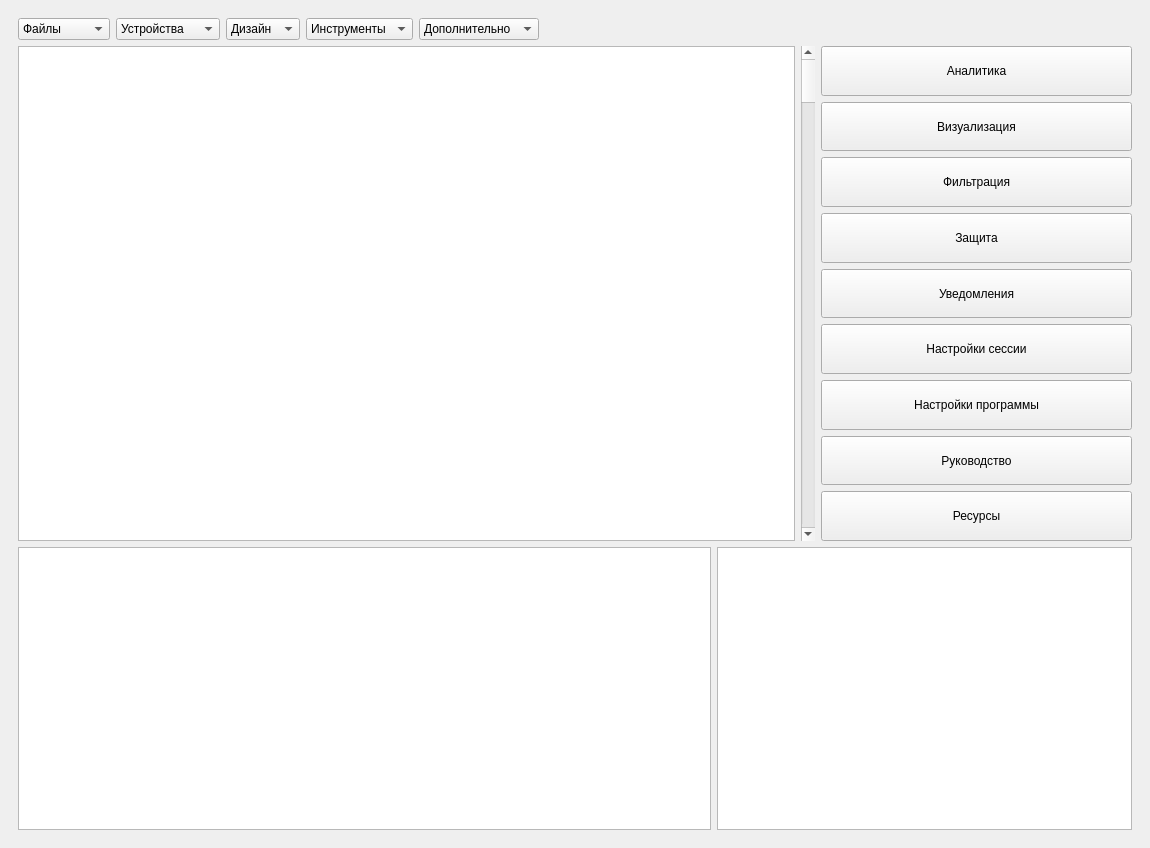
Qt form mainwindow.ui (synestal/Sniffer-no-NDA) before a commit.
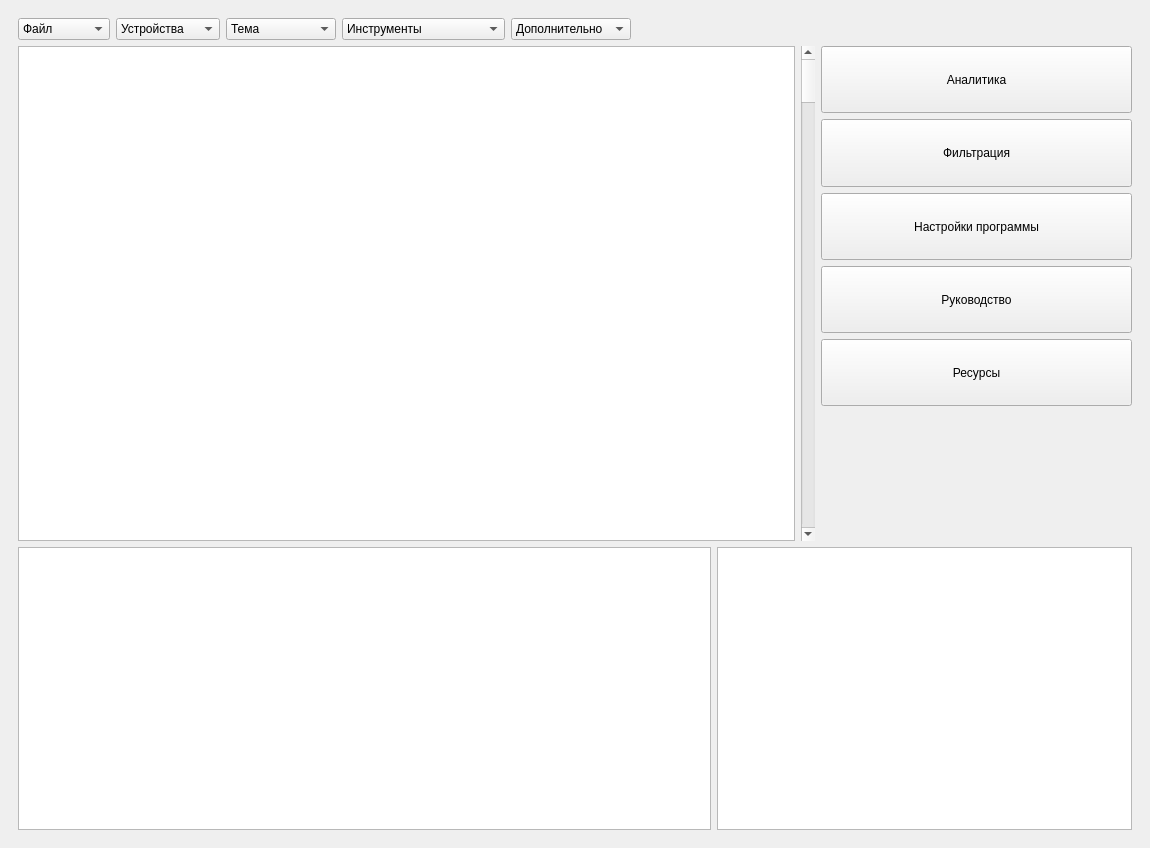
The same form after that commit.

What changed in the file:
```diff
--- a/mainwindow.ui
+++ b/mainwindow.ui
@@ -24,7 +24,7 @@
           <widget class="QComboBox" name="comboBox_3">
            <item>
             <property name="text">
-             <string>Файлы</string>
+             <string>Файл</string>
             </property>
            </item>
            <item>
@@ -32,11 +32,6 @@
              <string>Открыть</string>
             </property>
            </item>
-           <item>
-            <property name="text">
-             <string>Создать</string>
-            </property>
-           </item>
            <item>
             <property name="text">
              <string>Сохранить</string>
@@ -77,7 +72,17 @@
           <widget class="QComboBox" name="comboBox_8">
            <item>
             <property name="text">
-             <string>Дизайн</string>
+             <string>Тема</string>
+            </property>
+           </item>
+           <item>
+            <property name="text">
+             <string>Светлая тема</string>
+            </property>
+           </item>
+           <item>
+            <property name="text">
+             <string>Темная тема</string>
             </property>
            </item>
           </widget>
@@ -89,6 +94,11 @@
              <string>Инструменты</string>
             </property>
            </item>
+           <item>
+            <property name="text">
+             <string>Изменить цвет пакетов</string>
+            </property>
+           </item>
           </widget>
          </item>
          <item>
@@ -98,6 +108,11 @@
              <string>Дополнительно</string>
             </property>
            </item>
+           <item>
+            <property name="text">
+             <string>О программе</string>
+            </property>
+           </item>
           </widget>
          </item>
          <item>
@@ -134,7 +149,7 @@
             </widget>
            </item>
            <item>
-            <layout class="QVBoxLayout" name="verticalLayout_2" stretch="0,0,0,0,0,0,0,0,0">
+            <layout class="QVBoxLayout" name="verticalLayout_2" stretch="0,0,0,0,0,0,0">
              <property name="sizeConstraint">
               <enum>QLayout::SetMinAndMaxSize</enum>
              </property>
@@ -151,19 +166,6 @@
                </property>
               </widget>
              </item>
-             <item>
-              <widget class="QPushButton" name="pushButton_3">
-               <property name="sizePolicy">
-                <sizepolicy hsizetype="Minimum" vsizetype="Expanding">
-                 <horstretch>0</horstretch>
-                 <verstretch>0</verstretch>
-                </sizepolicy>
-               </property>
-               <property name="text">
-                <string>Визуализация</string>
-               </property>
-              </widget>
-             </item>
              <item>
               <widget class="QPushButton" name="pushButton_4">
                <property name="sizePolicy">
@@ -177,45 +179,6 @@
                </property>
               </widget>
              </item>
-             <item>
-              <widget class="QPushButton" name="pushButton">
-               <property name="sizePolicy">
-                <sizepolicy hsizetype="Minimum" vsizetype="Expanding">
-                 <horstretch>0</horstretch>
-                 <verstretch>0</verstretch>
-                </sizepolicy>
-               </property>
-               <property name="text">
-                <string>Защита</string>
-               </property>
-              </widget>
-             </item>
-             <item>
-              <widget class="QPushButton" name="pushButton_5">
-               <property name="sizePolicy">
-                <sizepolicy hsizetype="Minimum" vsizetype="Expanding">
-                 <horstretch>0</horstretch>
-                 <verstretch>0</verstretch>
-                </sizepolicy>
-               </property>
-               <property name="text">
-                <string>Уведомления</string>
-               </property>
-              </widget>
-             </item>
-             <item>
-              <widget class="QPushButton" name="pushButton_8">
-               <property name="sizePolicy">
-                <sizepolicy hsizetype="Minimum" vsizetype="Expanding">
-                 <horstretch>0</horstretch>
-                 <verstretch>0</verstretch>
-                </sizepolicy>
-               </property>
-               <property name="text">
-                <string>Настройки сессии</string>
-               </property>
-              </widget>
-             </item>
              <item>
               <widget class="QPushButton" name="pushButton_6">
                <property name="sizePolicy">
@@ -255,6 +218,32 @@
                </property>
               </widget>
              </item>
+             <item>
+              <spacer name="verticalSpacer_2">
+               <property name="orientation">
+                <enum>Qt::Vertical</enum>
+               </property>
+               <property name="sizeHint" stdset="0">
+                <size>
+                 <width>20</width>
+                 <height>40</height>
+                </size>
+               </property>
+              </spacer>
+             </item>
+             <item>
+              <spacer name="verticalSpacer">
+               <property name="orientation">
+                <enum>Qt::Vertical</enum>
+               </property>
+               <property name="sizeHint" stdset="0">
+                <size>
+                 <width>20</width>
+                 <height>40</height>
+                </size>
+               </property>
+              </spacer>
+             </item>
             </layout>
            </item>
           </layout>
```
